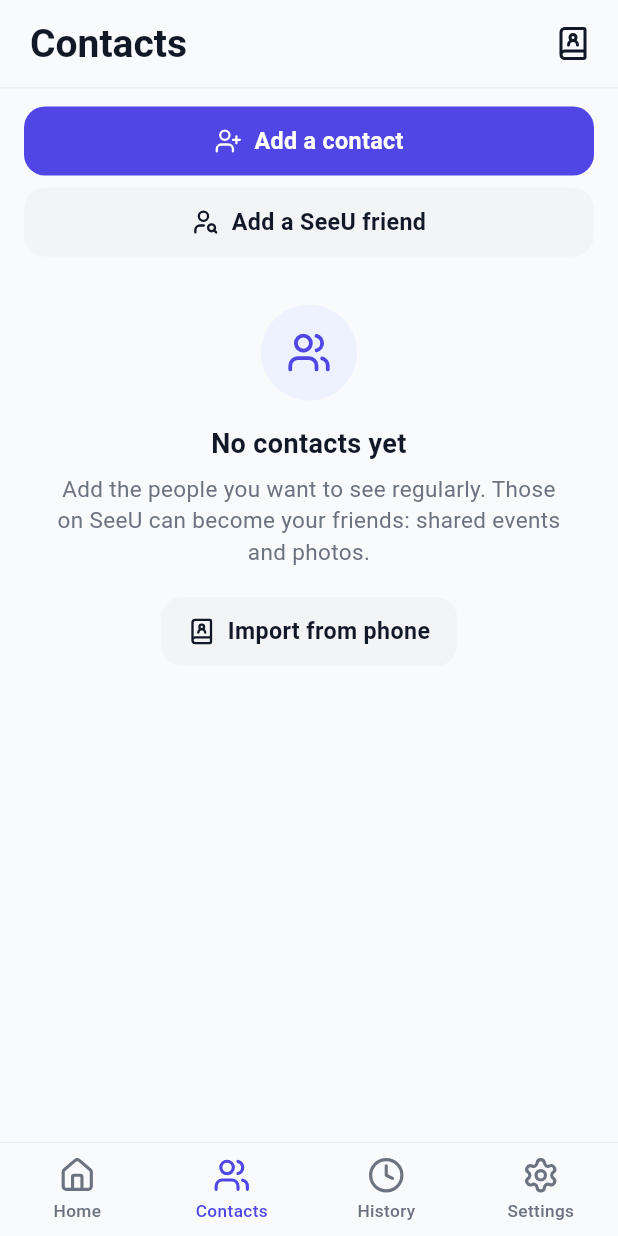
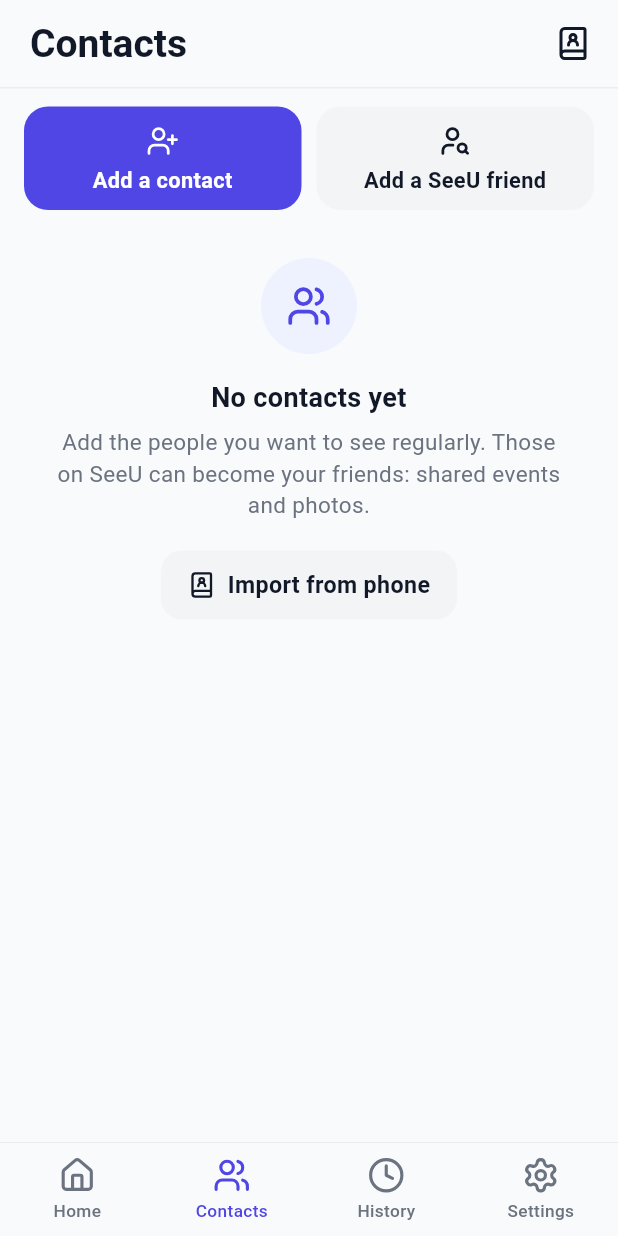
Before and after one commit to Cocsleboss/seeyourb, a Flutter app: the ContactsScreen screen opened by its route, on a phone screen of 412 x 824 dp. Run offline on Flutter 3.47's test engine with Material 3 defaults, Android fonts, the phone set to English and light mode, and no system bars; our stand-ins replace cached_network_image, connectivity_plus, firebase_core, firebase_messaging, flutter_contacts, flutter_image_compress and 11 more; missing offline and left inert: add_2_calendar, app_settings, quick_actions; accounts and stored records are empty; network calls fail.

Commit message:
Contacts: add buttons back side by side (icon above the full label)

```diff
--- a/lib/features/contacts/contacts_screen.dart
+++ b/lib/features/contacts/contacts_screen.dart
@@ -158,13 +158,14 @@ class _ContactsScreenState extends ConsumerState<ContactsScreen> {
           // Add people
           Padding(
             padding: const EdgeInsets.symmetric(horizontal: 16),
-            // Stacked: "Ajouter un ami SeeU" is too long for half the width.
-            child: Column(crossAxisAlignment: CrossAxisAlignment.stretch, children: [
-              AppButton(tr.addContact, icon: LucideIcons.userPlus, full: true, onPressed: () => context.push('/contacts/new')),
-              const SizedBox(height: 8),
-              AppButton(tr.addSeeuFriend,
-                  icon: LucideIcons.userSearch, variant: ButtonVariant.secondary, full: true, onPressed: () => showAddFriendSheet(context)),
-            ]),
+            // Side by side; icon above the label so the full wording fits.
+            child: IntrinsicHeight(
+              child: Row(crossAxisAlignment: CrossAxisAlignment.stretch, children: [
+                Expanded(child: _AddButton(icon: LucideIcons.userPlus, label: tr.addContact, primary: true, onTap: () => context.push('/contacts/new'))),
+                const SizedBox(width: 10),
+                Expanded(child: _AddButton(icon: LucideIcons.userSearch, label: tr.addSeeuFriend, onTap: () => showAddFriendSheet(context))),
+              ]),
+            ),
           ),
 
           // Social activity waiting for me
@@ -272,6 +273,39 @@ class _ContactsScreenState extends ConsumerState<ContactsScreen> {
   }
 }
 
+class _AddButton extends StatelessWidget {
+  const _AddButton({required this.icon, required this.label, required this.onTap, this.primary = false});
+  final IconData icon;
+  final String label;
+  final VoidCallback onTap;
+  final bool primary;
+
+  @override
+  Widget build(BuildContext context) {
+    final c = context.colors;
+    final fg = primary ? Colors.white : c.text;
+    return Material(
+      color: primary ? Palette.brand600 : c.secondaryFill,
+      borderRadius: BorderRadius.circular(16),
+      child: InkWell(
+        onTap: onTap,
+        borderRadius: BorderRadius.circular(16),
+        child: Padding(
+          padding: const EdgeInsets.symmetric(horizontal: 10, vertical: 12),
+          child: Column(mainAxisAlignment: MainAxisAlignment.center, children: [
+            Icon(icon, size: 22, color: fg),
+            const SizedBox(height: 6),
+            Text(label,
+                textAlign: TextAlign.center,
+                maxLines: 2,
+                style: TextStyle(fontSize: 14.5, fontWeight: FontWeight.w700, color: fg, height: 1.2)),
+          ]),
+        ),
+      ),
+    );
+  }
+}
+
 class _UnlinkedFriendRow extends StatelessWidget {
   const _UnlinkedFriendRow({required this.friend});
   final Friend friend;
```
